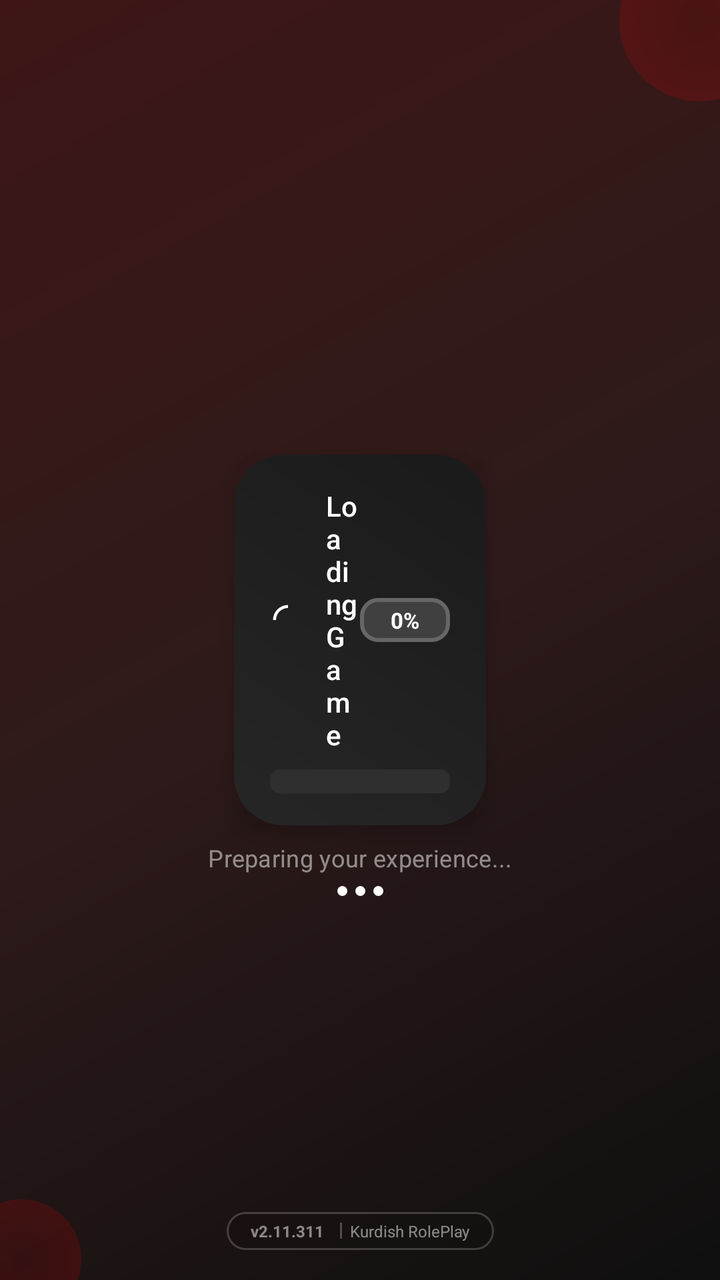
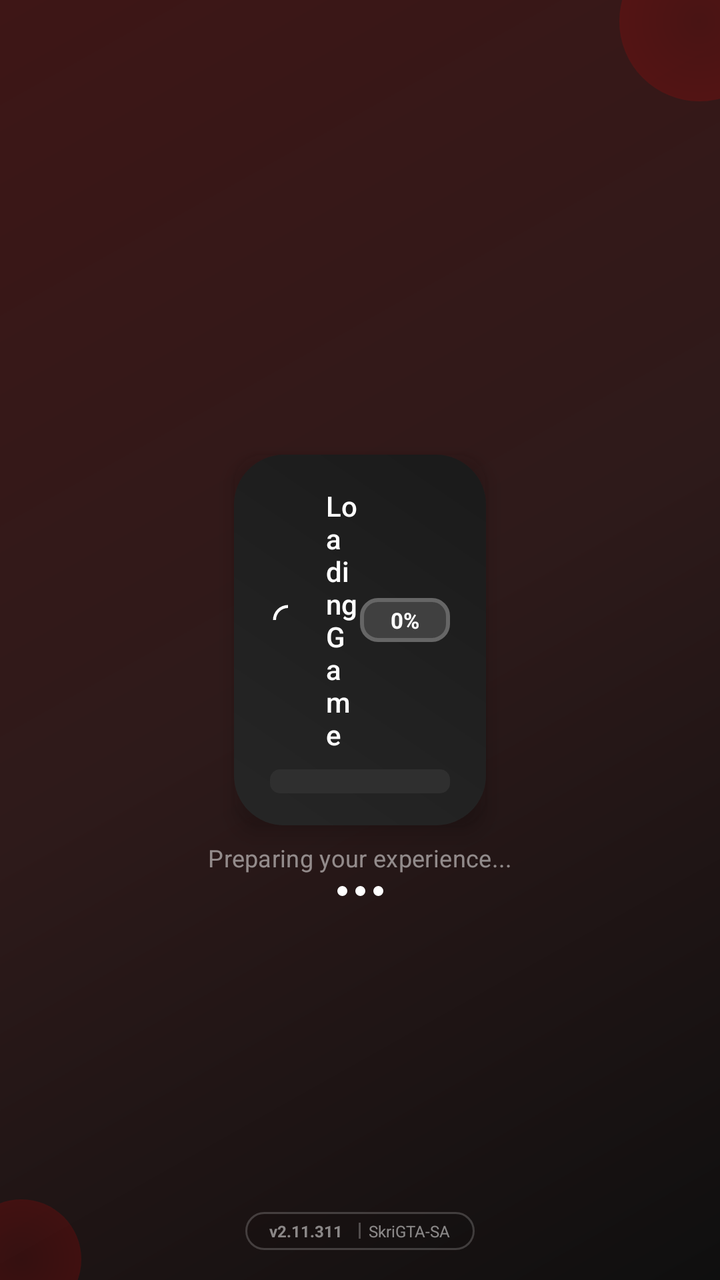

An Android layout rendered at two revisions. The XML below is the earlier revision; the diff shows what the commit changed to produce the second picture.
<!-- AndroidManifest.xml: application theme Theme.AppCompat.Light.NoActionBar -->
<!-- res/layout/loadingscreen.xml -->
<?xml version="1.0" encoding="utf-8"?>
<androidx.constraintlayout.widget.ConstraintLayout xmlns:android="http://schemas.android.com/apk/res/android"
    xmlns:app="http://schemas.android.com/apk/res-auto"
    android:layout_width="match_parent"
    android:layout_height="match_parent"
    android:background="@drawable/bg_gradient_modern"
    android:id="@+id/mainLayoutContainer">

    
    <ImageView
        android:id="@+id/bgCircle1"
        android:layout_width="80dp"
        android:layout_height="80dp"
        android:layout_marginTop="-30dp"
        android:layout_marginEnd="-30dp"
        android:alpha="0.2"
        android:src="@drawable/bg_circle_red"
        app:layout_constraintEnd_toEndOf="parent"
        app:layout_constraintTop_toTopOf="parent" />

    <ImageView
        android:id="@+id/bgCircle2"
        android:layout_width="60dp"
        android:layout_height="60dp"
        android:layout_marginStart="-20dp"
        android:layout_marginBottom="-20dp"
        android:alpha="0.2"
        android:src="@drawable/bg_circle_red"
        app:layout_constraintBottom_toBottomOf="parent"
        app:layout_constraintStart_toStartOf="parent" />

    <androidx.cardview.widget.CardView
        android:id="@+id/progressCard"
        android:layout_width="0dp"
        android:layout_height="wrap_content"
        android:padding="3dp"
        android:layout_marginTop="0dp"
        app:cardBackgroundColor="@android:color/transparent"
        app:cardCornerRadius="14dp"
        app:cardElevation="6dp"

        app:layout_constraintWidth_percent="0.35"
        app:layout_constraintTop_toTopOf="parent"
        app:layout_constraintBottom_toBottomOf="parent"
        app:layout_constraintStart_toStartOf="parent"
        app:layout_constraintEnd_toEndOf="parent"
        app:layout_constraintVertical_bias="0.5"
        app:layout_constraintHorizontal_bias="0.5">

        <LinearLayout
            android:layout_width="match_parent"
            android:layout_height="wrap_content"
            android:background="@drawable/card_gradient_red"
            android:orientation="vertical"
            android:paddingVertical="16dp"
            android:paddingHorizontal="18dp">

            
            <LinearLayout
                android:layout_width="match_parent"
                android:layout_height="wrap_content"
                android:layout_marginBottom="8dp"
                android:gravity="center_vertical"
                android:orientation="horizontal">

                <ImageView
                    android:id="@+id/loadingIcon"
                    android:layout_width="18dp"
                    android:layout_height="18dp"
                    android:layout_marginEnd="10dp"
                    android:color="@android:color/white"
                    android:src="@drawable/ic_loading" />

                <TextView
                    android:layout_width="0dp"
                    android:layout_height="wrap_content"
                    android:layout_weight="1"
                    android:text="Loading Game"
                    android:textColor="@android:color/white"
                    android:textSize="14sp"
                    android:fontFamily="sans-serif-medium" />

                <TextView
                    android:id="@+id/progressPercent"
                    android:layout_width="45dp"
                    android:layout_height="22dp"
                    android:background="@drawable/value_indicator"
                    android:gravity="center"
                    android:text="0%"
                    android:textColor="@android:color/white"
                    android:textSize="11sp"
                    android:textStyle="bold" />

            </LinearLayout>

            
            <ProgressBar
                android:id="@+id/progressBarr"
                style="?android:attr/progressBarStyleHorizontal"
                android:layout_width="match_parent"
                android:layout_height="12dp"
                android:max="100"
                android:progress="0"
                android:indeterminateOnly="false"
                android:progressDrawable="@drawable/custom_progress" />

        </LinearLayout>

    </androidx.cardview.widget.CardView>

    
    <TextView
        android:id="@+id/loadingText"
        android:layout_width="wrap_content"
        android:layout_height="wrap_content"
        android:layout_marginTop="8dp"
        android:letterSpacing="0.01"
        android:text="Preparing your experience..."
        android:textColor="#80FFFFFF"
        android:textSize="12sp"
        app:layout_constraintEnd_toEndOf="parent"
        app:layout_constraintStart_toStartOf="parent"
        app:layout_constraintTop_toBottomOf="@+id/progressCard" />

    
    <LinearLayout
        android:id="@+id/loadingDots"
        android:layout_width="wrap_content"
        android:layout_height="wrap_content"
        android:layout_marginTop="6dp"
        android:gravity="center"
        android:orientation="horizontal"
        app:layout_constraintEnd_toEndOf="parent"
        app:layout_constraintStart_toStartOf="parent"
        app:layout_constraintTop_toBottomOf="@+id/loadingText">

        <View
            android:id="@+id/dot1"
            android:layout_width="5dp"
            android:layout_height="5dp"
            android:layout_marginHorizontal="2dp"
            android:background="@drawable/loading_dot" />

        <View
            android:id="@+id/dot2"
            android:layout_width="5dp"
            android:layout_height="5dp"
            android:layout_marginHorizontal="2dp"
            android:background="@drawable/loading_dot" />

        <View
            android:id="@+id/dot3"
            android:layout_width="5dp"
            android:layout_height="5dp"
            android:layout_marginHorizontal="2dp"
            android:background="@drawable/loading_dot" />

    </LinearLayout>

    
    <LinearLayout
        android:layout_width="wrap_content"
        android:layout_height="wrap_content"
        android:layout_marginBottom="15dp"
        android:background="@drawable/version_bg"
        android:gravity="center"
        android:orientation="horizontal"
        android:paddingHorizontal="12dp"
        android:paddingVertical="4dp"
        app:layout_constraintBottom_toBottomOf="parent"
        app:layout_constraintEnd_toEndOf="parent"
        app:layout_constraintStart_toStartOf="parent">

        <TextView
            android:layout_width="wrap_content"
            android:layout_height="wrap_content"
            android:layout_marginEnd="4dp"
            android:text="v2.11.311"
            android:textColor="#80FFFFFF"
            android:textSize="8sp"
            android:textStyle="bold" />

        <View
            android:layout_width="1dp"
            android:layout_height="8dp"
            android:layout_marginHorizontal="4dp"
            android:background="#40FFFFFF" />

        <TextView
            android:layout_width="wrap_content"
            android:layout_height="wrap_content"
            android:text="Kurdish RolePlay"
            android:textColor="#80FFFFFF"
            android:textSize="8sp" />

    </LinearLayout>

</androidx.constraintlayout.widget.ConstraintLayout>
<!-- resources referenced by this layout -->
<resources>
  <!-- drawable bg_circle_red (drawable) -->
  <?xml version="1.0" encoding="utf-8"?>
  <shape xmlns:android="http://schemas.android.com/apk/res/android"
      android:shape="oval">
      <gradient
          android:angle="45"
          android:startColor="#8B0000"
          android:endColor="#FF0000"
          android:type="radial"
          android:gradientRadius="100%" />
  </shape>
  <!-- drawable bg_gradient_modern (drawable) -->
  <shape xmlns:android="http://schemas.android.com/apk/res/android">
      <gradient
          android:angle="135"
          android:startColor="#0F0F0F"
          android:centerColor="#2E1A1A"
          android:endColor="#3E1616"
          android:type="linear" />
  </shape>
  <!-- drawable card_gradient_red (drawable) -->
  <shape xmlns:android="http://schemas.android.com/apk/res/android">
      <gradient
          android:angle="45"
          android:startColor="#262626"
          android:endColor="#1A1A1A"
          android:type="linear" />
      <corners android:radius="25dp" />
  </shape>
  <!-- drawable custom_progress (drawable) -->
  <?xml version="1.0" encoding="utf-8"?>
  <layer-list xmlns:android="http://schemas.android.com/apk/res/android">
      
      <item android:id="@android:id/background">
          <shape>
              <corners android:radius="5dp" />
              <solid android:color="#2F2F2F" />
          </shape>
      </item>
  
      
      <item android:id="@android:id/progress">
          <clip>
              <shape>
                  <corners android:radius="5dp" />
                  <solid android:color="#9D1B1B" />
              </shape>
          </clip>
      </item>
  </layer-list>
  <!-- drawable ic_loading (drawable) -->
  <vector xmlns:android="http://schemas.android.com/apk/res/android"
      android:width="24dp"
      android:height="24dp"
      android:viewportWidth="24"
      android:viewportHeight="24">
      <path
          android:fillColor="@android:color/white"
          android:pathData="M12,4V2A10,10 0,0 0,2 12h2A8,8 0,0 1,12 4z"/>
  </vector>
  <!-- drawable loading_dot (drawable) -->
  <?xml version="1.0" encoding="utf-8"?>
  <shape xmlns:android="http://schemas.android.com/apk/res/android"
      android:shape="oval">
      <solid android:color="#FFFFFF" />
      <size
          android:width="6dp"
          android:height="6dp" />
  </shape>
  <!-- drawable value_indicator (drawable) -->
  <shape xmlns:android="http://schemas.android.com/apk/res/android">
      <solid android:color="#404040" />
      <stroke
          android:width="2dp"
          android:color="#666666" />
      <corners android:radius="8dp" />
  </shape>
  <!-- drawable version_bg (drawable) -->
  <shape xmlns:android="http://schemas.android.com/apk/res/android">
      <solid android:color="#15000000" />
      <corners android:radius="20dp" />
      <stroke
          android:width="1dp"
          android:color="#30FFFFFF" />
  </shape>
</resources>

<!-- the commit's change to res/layout/loadingscreen.xml (unified diff, before → after) -->
@@ -189,7 +189,7 @@
         <TextView
             android:layout_width="wrap_content"
             android:layout_height="wrap_content"
-            android:text="Kurdish RolePlay"
+            android:text="SkriGTA-SA"
             android:textColor="#80FFFFFF"
             android:textSize="8sp" />
 
